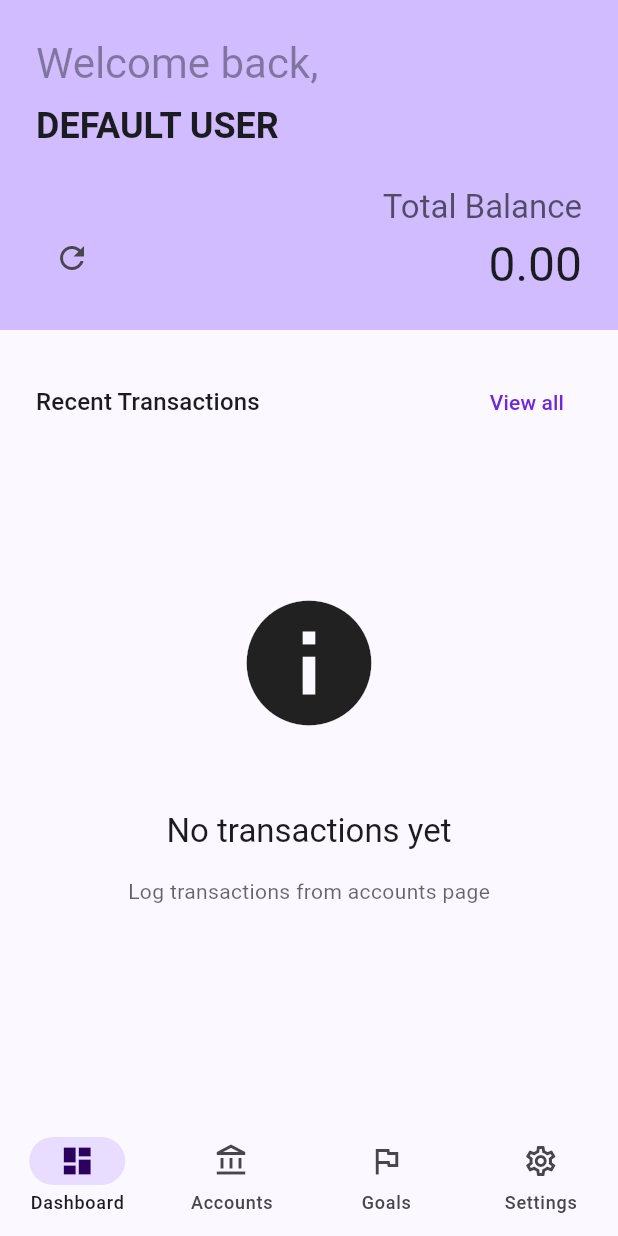
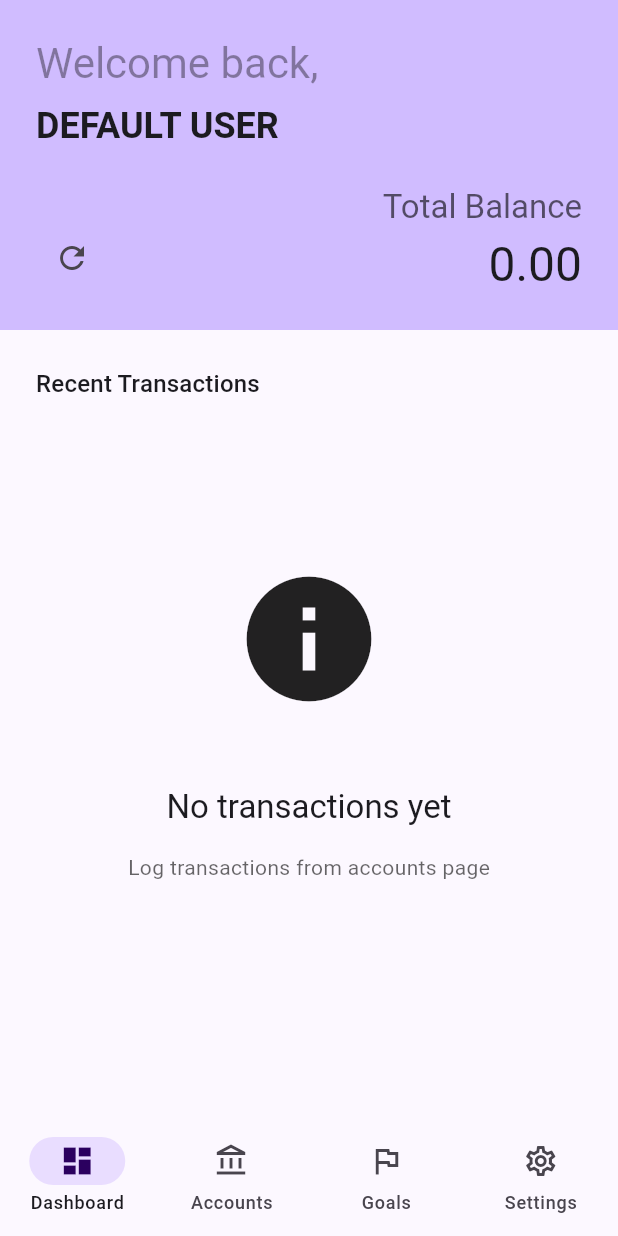
Before and after one commit to izxxr/khaata, a Flutter app: the Dashboard screen opened by its route, on a phone screen of 412 x 824 dp. Run offline on Flutter 3.47's test engine with Material 3 defaults, Android fonts, the phone set to English and light mode, and no system bars; our stand-ins replace drift, drift_flutter, flutter_bloc, go_router, google_fonts, shared_preferences; accounts and stored records are empty; generated files the repository leaves out were written again.

Commit message:
Hide view all transactions button from dashboard and account view
This will be useful only when insights are implemented.

```diff
--- a/lib/features/accounts/pages/account_view.dart
+++ b/lib/features/accounts/pages/account_view.dart
@@ -80,11 +80,12 @@ class _AccountViewState extends State<AccountView> {
                       "Transactions",
                       style: Theme.of(context).textTheme.titleMedium
                     ),
-                    Spacer(),
-                    TextButton.icon(
-                      onPressed: () {},
-                      label: Text("View History"),
-                    )
+                    // TODO: reveal this button after insights page implemented.
+                    // Spacer(),
+                    // TextButton.icon(
+                    //   onPressed: () {},
+                    //   label: Text("View History"),
+                    // )
                   ]
                 ),
                 SizedBox(height: AppSpacing.sm),
--- a/lib/features/dashboard/pages/dashboard.dart
+++ b/lib/features/dashboard/pages/dashboard.dart
@@ -26,11 +26,12 @@ class Dashboard extends StatelessWidget {
                         "Recent Transactions",
                         style: Theme.of(context).textTheme.titleMedium,
                       ),
-                      Spacer(),
-                      TextButton.icon(
-                        onPressed: () {},
-                        label: Text("View all"),
-                      )
+                      // TODO: reveal this after insights page implemented
+                      // Spacer(),
+                      // TextButton.icon(
+                      //   onPressed: () {},
+                      //   label: Text("View all"),
+                      // ),
                     ]
                   ),
                   SizedBox(height: AppSpacing.sm),
```
